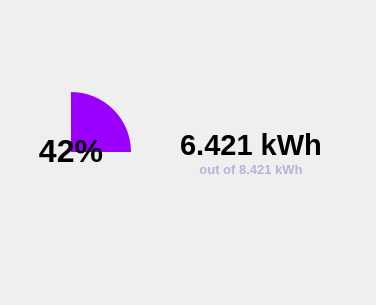
This is gui/consumption.ui in gq-tang/iot-mantun as Qt 5 draws it before an edit. The edited form follows.
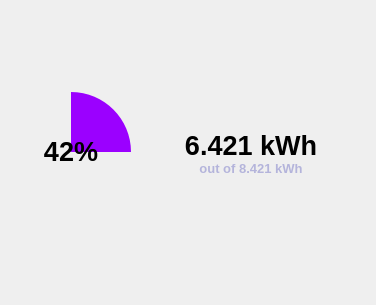
This is the edited form.

```diff
--- a/gui/consumption.ui
+++ b/gui/consumption.ui
@@ -77,7 +77,7 @@
             <item>
              <widget class="QLabel" name="label">
               <property name="text">
-               <string>&lt;html&gt;&lt;head/&gt;&lt;body&gt;&lt;p&gt;&lt;span style=&quot; font-size:24pt; font-weight:700;&quot;&gt;42%&lt;/span&gt;&lt;/p&gt;&lt;/body&gt;&lt;/html&gt;</string>
+               <string>&lt;html&gt;&lt;head/&gt;&lt;body&gt;&lt;p&gt;&lt;span style=&quot; font-size:20pt; font-weight:700;&quot;&gt;42%&lt;/span&gt;&lt;/p&gt;&lt;/body&gt;&lt;/html&gt;</string>
               </property>
               <property name="alignment">
                <set>Qt::AlignmentFlag::AlignCenter</set>
@@ -121,7 +121,7 @@
       <item>
        <widget class="QLabel" name="kwh_consumption_label">
         <property name="text">
-         <string>&lt;html&gt;&lt;head/&gt;&lt;body&gt;&lt;p&gt;&lt;span style=&quot; font-size:22pt; font-weight:700;&quot;&gt;6.421 kWh&lt;/span&gt;&lt;/p&gt;&lt;/body&gt;&lt;/html&gt;</string>
+         <string>&lt;html&gt;&lt;head/&gt;&lt;body&gt;&lt;p&gt;&lt;span style=&quot; font-size:20pt; font-weight:700;&quot;&gt;6.421 kWh&lt;/span&gt;&lt;/p&gt;&lt;/body&gt;&lt;/html&gt;</string>
         </property>
         <property name="alignment">
          <set>Qt::AlignmentFlag::AlignCenter</set>
```
